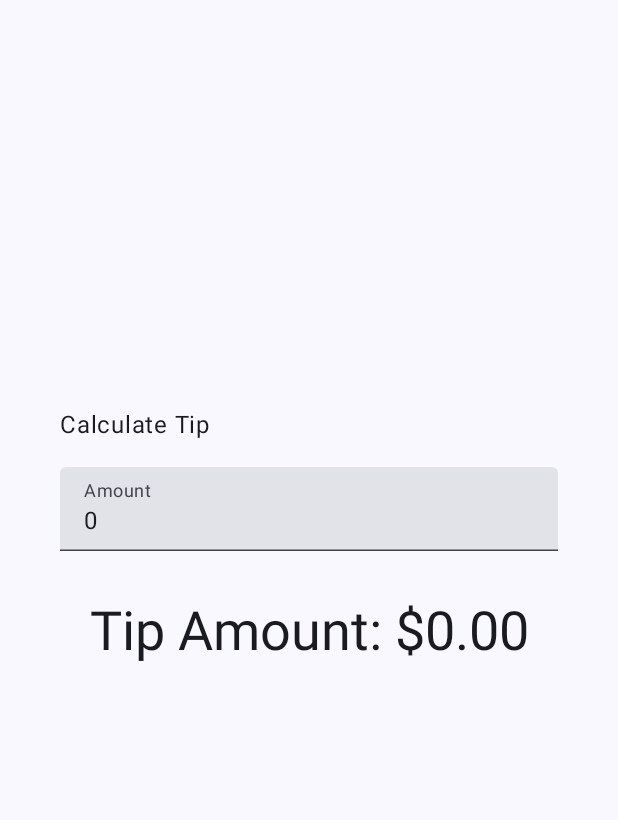
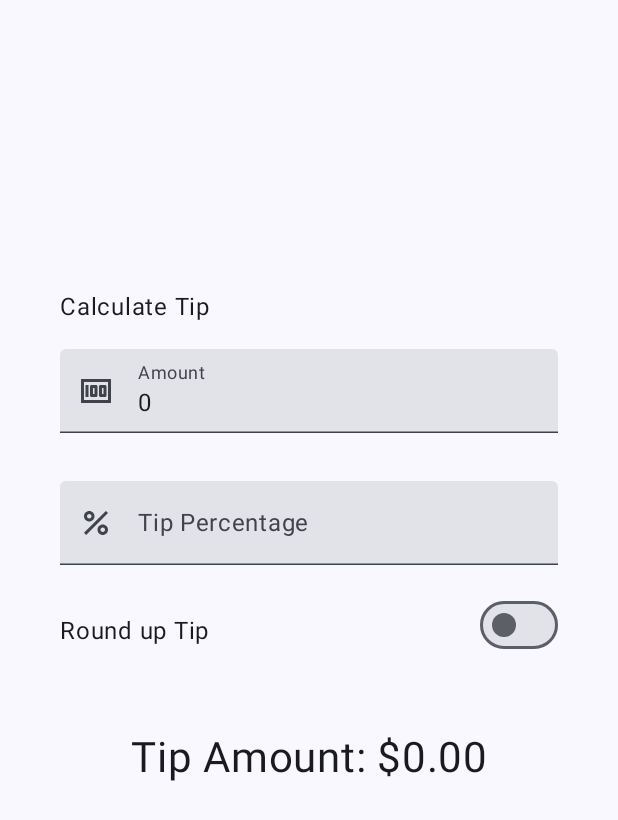
Before and after one commit to TimzOwen/TheAndroidComposeSeries, an Android app built with Jetpack Compose: the screen it shows after launch (MainActivity), on a phone screen of 412 x 824 dp. Shown: the top 820 px of the screen. Run offline under Robolectric (Android 15) with nearby library versions, the phone set to English and light mode, and no system bars; 1 statement that could not run was skipped.

Commit message:
Calculator more items

```diff
--- a/app/src/main/java/com/example/happybirthdaycard/MainActivity.kt
+++ b/app/src/main/java/com/example/happybirthdaycard/MainActivity.kt
@@ -4,20 +4,28 @@ import android.os.Bundle
 import androidx.activity.ComponentActivity
 import androidx.activity.compose.setContent
 import androidx.activity.enableEdgeToEdge
+import androidx.annotation.DrawableRes
+import androidx.annotation.StringRes
 import androidx.compose.foundation.layout.Arrangement
 import androidx.compose.foundation.layout.Column
+import androidx.compose.foundation.layout.Row
 import androidx.compose.foundation.layout.Spacer
+import androidx.compose.foundation.layout.fillMaxHeight
 import androidx.compose.foundation.layout.fillMaxSize
 import androidx.compose.foundation.layout.fillMaxWidth
 import androidx.compose.foundation.layout.height
 import androidx.compose.foundation.layout.padding
 import androidx.compose.foundation.layout.safeDrawingPadding
+import androidx.compose.foundation.layout.size
 import androidx.compose.foundation.layout.statusBarsPadding
+import androidx.compose.foundation.layout.wrapContentWidth
 import androidx.compose.foundation.rememberScrollState
 import androidx.compose.foundation.text.KeyboardOptions
 import androidx.compose.foundation.verticalScroll
+import androidx.compose.material3.Icon
 import androidx.compose.material3.MaterialTheme
 import androidx.compose.material3.Surface
+import androidx.compose.material3.Switch
 import androidx.compose.material3.Text
 import androidx.compose.material3.TextField
 import androidx.compose.runtime.Composable
@@ -27,12 +35,16 @@ import androidx.compose.runtime.remember
 import androidx.compose.runtime.setValue
 import androidx.compose.ui.Alignment
 import androidx.compose.ui.Modifier
+import androidx.compose.ui.res.painterResource
 import androidx.compose.ui.res.stringResource
+import androidx.compose.ui.text.input.ImeAction
 import androidx.compose.ui.text.input.KeyboardType
 import androidx.compose.ui.tooling.preview.Preview
 import androidx.compose.ui.unit.dp
+import androidx.compose.ui.unit.sp
 import com.example.happybirthdaycard.ui.theme.HappyBirthdayCardTheme
 import java.text.NumberFormat
+import kotlin.math.ceil
 
 class MainActivity : ComponentActivity() {
     override fun onCreate(savedInstanceState: Bundle?) {
@@ -59,9 +71,13 @@ fun TipApp() {
 @Composable
 fun TipCalculatorLayout() {
     var amountInput by remember { mutableStateOf("0") }
+    var tipInput by remember { mutableStateOf("") }
+    var roundTip by remember { mutableStateOf(false) }
 
     val amount = amountInput.toDoubleOrNull() ?: 0.0
-    val tip = calculateTip(amount)
+    val tipPercent = tipInput.toDoubleOrNull() ?: 0.0
+
+    val tip = calculateTip(amount, tipPercent, roundTip)
 
     Column(
         verticalArrangement = Arrangement.Center,
@@ -83,35 +99,101 @@ fun TipCalculatorLayout() {
                 .padding(bottom = 32.dp)
                 .fillMaxWidth(),
             value = amountInput,
-            onValueChange = { amountInput = it }
+            onValueChange = { amountInput = it },
+            label = R.string.bill_amount,
+            keyboardOptions = KeyboardOptions.Default.copy(
+                keyboardType = KeyboardType.Number,
+                imeAction = ImeAction.Next
+            ),
+            leadingIcon = R.drawable.money
         )
+
+        TipInputField(
+            modifier = Modifier
+                .padding(bottom = 32.dp)
+                .fillMaxWidth(),
+            value = tipInput,
+            onValueChange = { tipInput = it },
+            label = R.string.how_was_the_service,
+            keyboardOptions = KeyboardOptions.Default.copy(
+                keyboardType = KeyboardType.Number,
+                imeAction = ImeAction.Done
+            ),
+            leadingIcon = R.drawable.percent
+        )
+
+        RoundTipRow(
+            roundUp = roundTip,
+            onRoundUpChanged = { roundTip = it },
+            modifier = Modifier.padding(bottom = 32.dp)
+        )
+
         Text(
             text = stringResource(R.string.tip_amount, tip),
-            style = MaterialTheme.typography.displaySmall
+            style = MaterialTheme.typography.bodyLarge,
+            fontSize = 28.sp
         )
+
+
         Spacer(modifier = Modifier.height(150.dp))
     }
 }
 
-private fun calculateTip(amount: Double, tipPercentage: Double = 15.0): String {
-    val tip = ((amount * tipPercentage) / 100)
+private fun calculateTip(amount: Double, tipPercentage: Double = 15.0, roundTip: Boolean): String {
+    var tip = ((amount * tipPercentage) / 100)
+
+    if (roundTip) {
+        tip = ceil(tip)
+    }
     return NumberFormat.getCurrencyInstance().format(tip)
 }
 
 @Composable
 fun TipInputField(
+    @StringRes label: Int,
+    @DrawableRes leadingIcon: Int,
     value: String,
     onValueChange: (String) -> Unit,
-    modifier: Modifier = Modifier
+    modifier: Modifier = Modifier,
+    keyboardOptions: KeyboardOptions
 ) {
     TextField(
         value = value,
         onValueChange = onValueChange,
-        label = { Text(stringResource(R.string.bill_amount)) },
+        label = { Text(stringResource(label)) },
         singleLine = true,
-        keyboardOptions = KeyboardOptions(keyboardType = KeyboardType.Number),
+        modifier = modifier,
+        keyboardOptions = keyboardOptions,
+        leadingIcon = {
+            Icon(painterResource(leadingIcon), null)
+        }
+    )
+}
+
+@Composable
+fun RoundTipRow(
+    modifier: Modifier = Modifier,
+    roundUp: Boolean,
+    onRoundUpChanged: (Boolean) -> Unit
+) {
+    Row(
         modifier = modifier
-    )
+            .fillMaxWidth()
+            .size(48.dp),
+        verticalAlignment = Alignment.CenterVertically,
+    ) {
+        Text(
+            modifier = Modifier.fillMaxHeight(),
+            text = stringResource(R.string.round_up_tip)
+        )
+        Switch(
+            checked = roundUp,
+            onCheckedChange = onRoundUpChanged,
+            modifier = modifier
+                .fillMaxWidth()
+                .wrapContentWidth(Alignment.End)
+        )
+    }
 }
 
 @Preview(showBackground = true)
--- /dev/null
+++ b/app/src/main/res/drawable/money.xml
@@ -0,0 +1,22 @@
+<!--
+  ~ Copyright (C) 2023 The Android Open Source Project
+  ~
+  ~ Licensed under the Apache License, Version 2.0 (the "License");
+  ~ you may not use this file except in compliance with the License.
+  ~ You may obtain a copy of the License at
+  ~
+  ~      https://www.apache.org/licenses/LICENSE-2.0
+  ~
+  ~ Unless required by applicable law or agreed to in writing, software
+  ~ distributed under the License is distributed on an "AS IS" BASIS,
+  ~ WITHOUT WARRANTIES OR CONDITIONS OF ANY KIND, either express or implied.
+  ~ See the License for the specific language governing permissions and
+  ~ limitations under the License.
+  -->
+
+<vector android:height="24dp" android:tint="#000000"
+    android:viewportHeight="24" android:viewportWidth="24"
+    android:width="24dp" xmlns:android="http://schemas.android.com/apk/res/android">
+    <path android:fillColor="@android:color/white" android:pathData="M5,8h2v8L5,16zM12,8L9,8c-0.55,0 -1,0.45 -1,1v6c0,0.55 0.45,1 1,1h3c0.55,0 1,-0.45 1,-1L13,9c0,-0.55 -0.45,-1 -1,-1zM11,14h-1v-4h1v4zM18,8h-3c-0.55,0 -1,0.45 -1,1v6c0,0.55 0.45,1 1,1h3c0.55,0 1,-0.45 1,-1L19,9c0,-0.55 -0.45,-1 -1,-1zM17,14h-1v-4h1v4z"/>
+    <path android:fillColor="@android:color/white" android:pathData="M2,4v16h20L22,4L2,4zM4,18L4,6h16v12L4,18z"/>
+</vector>
--- /dev/null
+++ b/app/src/main/res/drawable/percent.xml
@@ -0,0 +1,23 @@
+<!--
+  ~ Copyright (C) 2023 The Android Open Source Project
+  ~
+  ~ Licensed under the Apache License, Version 2.0 (the "License");
+  ~ you may not use this file except in compliance with the License.
+  ~ You may obtain a copy of the License at
+  ~
+  ~      https://www.apache.org/licenses/LICENSE-2.0
+  ~
+  ~ Unless required by applicable law or agreed to in writing, software
+  ~ distributed under the License is distributed on an "AS IS" BASIS,
+  ~ WITHOUT WARRANTIES OR CONDITIONS OF ANY KIND, either express or implied.
+  ~ See the License for the specific language governing permissions and
+  ~ limitations under the License.
+  -->
+
+<vector android:height="24dp" android:tint="#000000"
+    android:viewportHeight="24" android:viewportWidth="24"
+    android:width="24dp" xmlns:android="http://schemas.android.com/apk/res/android">
+    <path android:fillColor="@android:color/white" android:pathData="M7.5,11C9.43,11 11,9.43 11,7.5S9.43,4 7.5,4S4,5.57 4,7.5S5.57,11 7.5,11zM7.5,6C8.33,6 9,6.67 9,7.5S8.33,9 7.5,9S6,8.33 6,7.5S6.67,6 7.5,6z"/>
+    <path android:fillColor="@android:color/white" android:pathData="M4.0025,18.5831l14.5875,-14.5875l1.4142,1.4142l-14.5875,14.5875z"/>
+    <path android:fillColor="@android:color/white" android:pathData="M16.5,13c-1.93,0 -3.5,1.57 -3.5,3.5s1.57,3.5 3.5,3.5s3.5,-1.57 3.5,-3.5S18.43,13 16.5,13zM16.5,18c-0.83,0 -1.5,-0.67 -1.5,-1.5s0.67,-1.5 1.5,-1.5s1.5,0.67 1.5,1.5S17.33,18 16.5,18z"/>
+</vector>
--- a/app/src/main/res/values/strings.xml
+++ b/app/src/main/res/values/strings.xml
@@ -3,4 +3,7 @@
     <string name="calculate_tip">Calculate Tip</string>
     <string name="tip_amount">Tip Amount: %s</string>
     <string name="bill_amount">Amount</string>
+    <string name="how_was_the_service">Tip Percentage</string>
+    <string name="round_tup_tip">Round up tip?</string>
+    <string name="round_up_tip">Round up Tip</string>
 </resources>
```
